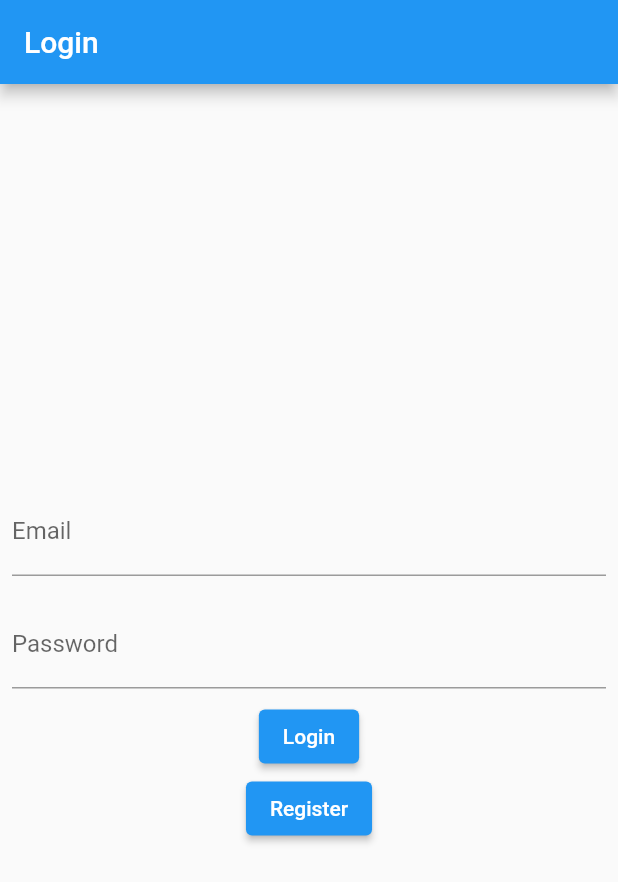
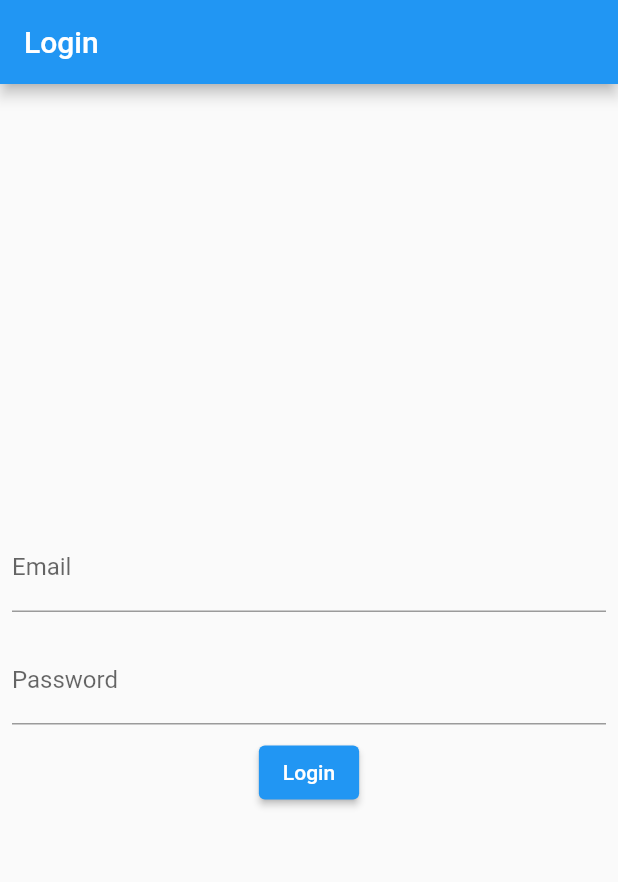
Before and after one commit to by-bai/mini-map-project, a Flutter app: the screen it shows after launch, on a phone screen of 412 x 824 dp. Shown: the top 882 px of the screen. Run offline on Flutter 3.47's test engine with Material 2 defaults, Android fonts, the phone set to English and light mode, and no system bars; our stand-ins replace firebase_auth, firebase_core; accounts and stored records are empty.

Commit message:
Removed register button on login screen

```diff
--- a/lib/screens/login_screen.dart
+++ b/lib/screens/login_screen.dart
@@ -46,13 +46,7 @@ class LoginScreen extends StatelessWidget {
               );
             },
             child: Text('Login'),
-          ),
-          ElevatedButton(
-            onPressed: () {
-              Navigator.pushNamed(context, '/register');
-            },
-            child: Text('Register'),
-          ),
+          )
         ],
       ),
     );
```
